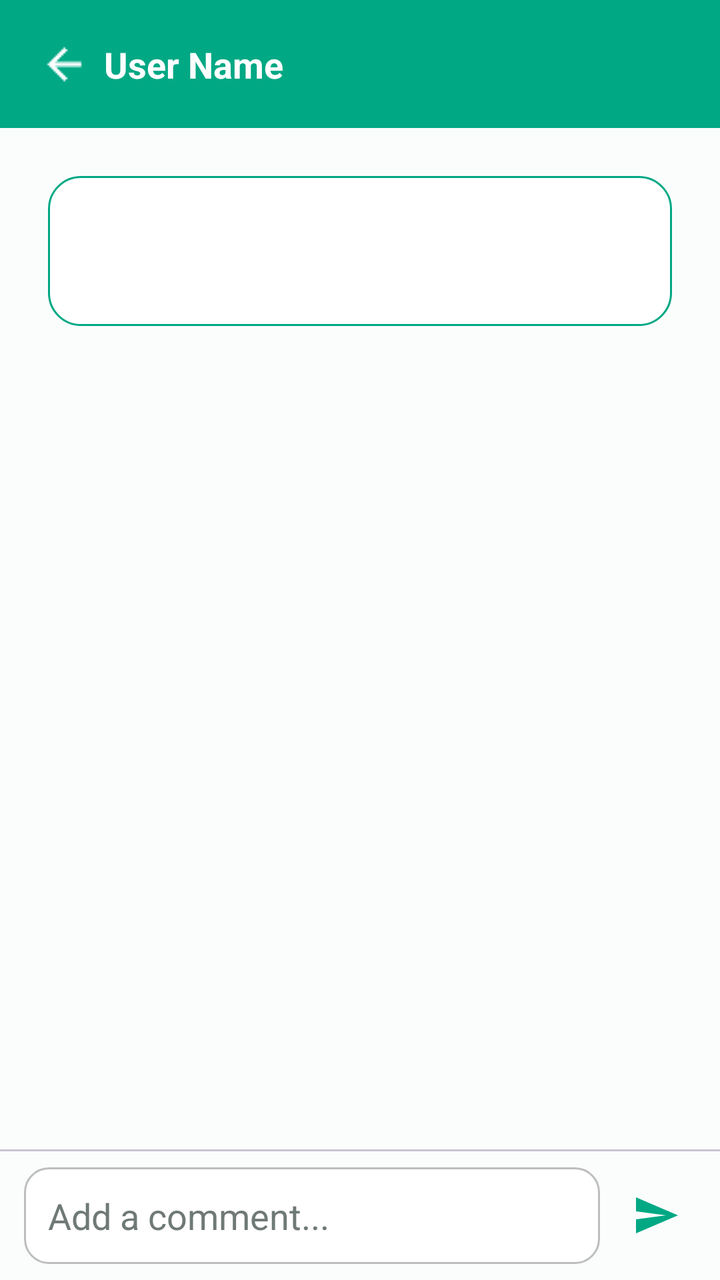
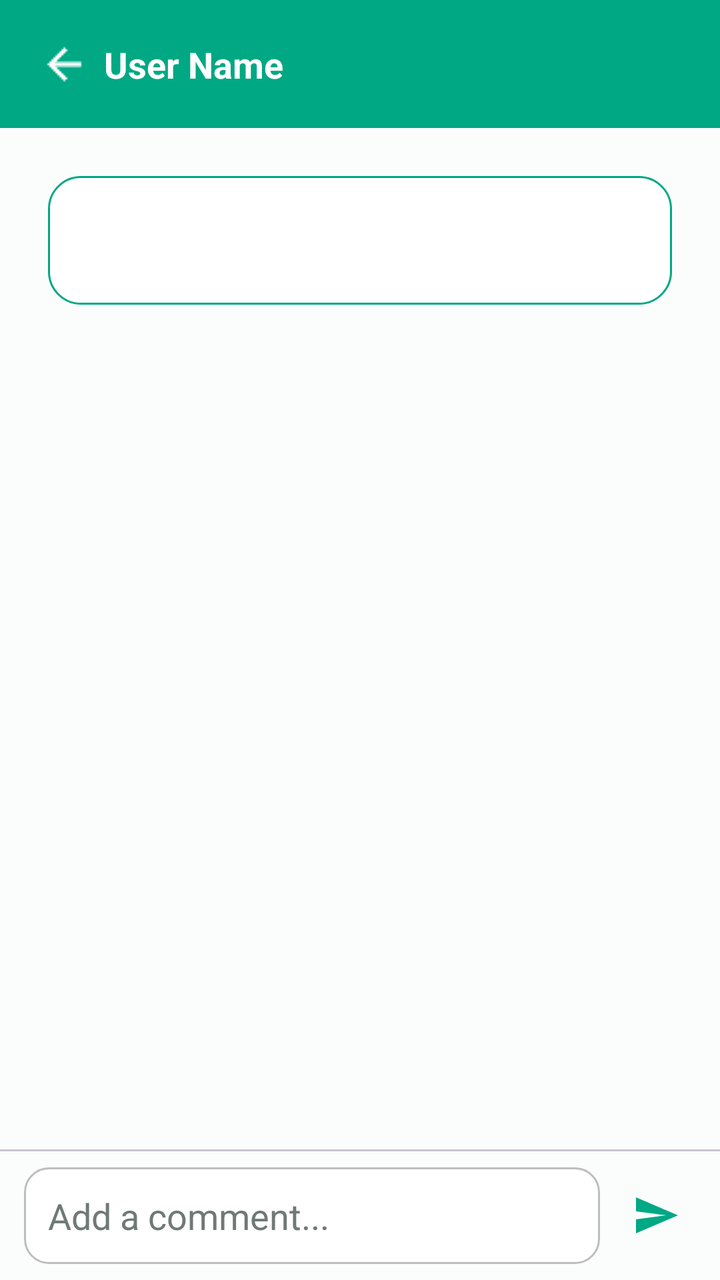

Screens rendered from an Android XML layout before and after an edit, with the pre-edit source and the edit as a unified diff.
<!-- AndroidManifest.xml: application theme Theme.GupShup -->
<!-- res/layout/activity_status_story.xml -->
<?xml version="1.0" encoding="utf-8"?>
<androidx.constraintlayout.widget.ConstraintLayout
    xmlns:android="http://schemas.android.com/apk/res/android"
    xmlns:app="http://schemas.android.com/apk/res-auto"
    android:id="@+id/storyRoot"
    android:layout_width="match_parent"
    android:layout_height="match_parent"
    android:background="?attr/colorSurface">

    
    <com.google.android.material.appbar.MaterialToolbar
        android:id="@+id/storyToolbar"
        android:layout_width="0dp"
        android:layout_height="?attr/actionBarSize"
        android:background="?attr/colorPrimary"
        app:layout_constraintTop_toTopOf="parent"
        app:layout_constraintStart_toStartOf="parent"
        app:layout_constraintEnd_toEndOf="parent"/>

    
    <ImageButton
        android:id="@+id/backButton"
        android:layout_width="40dp"
        android:layout_height="40dp"
        android:layout_marginStart="12dp"
        android:background="?attr/selectableItemBackgroundBorderless"
        android:padding="8dp"
        android:src="@drawable/ic_back"
        android:contentDescription="Back"
        app:tint="?attr/colorOnPrimary"
        app:layout_constraintTop_toTopOf="@id/storyToolbar"
        app:layout_constraintBottom_toBottomOf="@id/storyToolbar"
        app:layout_constraintStart_toStartOf="parent" />

    
    <TextView
        android:id="@+id/userNameTextView"
        android:layout_width="wrap_content"
        android:layout_height="wrap_content"
        android:text="User Name"
        android:textColor="?attr/colorOnPrimary"
        android:textStyle="bold"
        android:textSize="18sp"
        app:layout_constraintStart_toEndOf="@id/backButton"
        app:layout_constraintTop_toTopOf="@id/backButton"
        app:layout_constraintBottom_toBottomOf="@id/backButton"/>

    
    <ImageButton
        android:id="@+id/deleteStatusButton"
        android:layout_width="40dp"
        android:layout_height="40dp"
        android:layout_marginEnd="12dp"
        android:background="?attr/selectableItemBackgroundBorderless"
        android:padding="8dp"
        android:src="@drawable/ic_delete"
        android:contentDescription="Delete"
        android:visibility="gone"
        app:tint="?attr/colorOnPrimary"
        app:layout_constraintEnd_toEndOf="parent"
        app:layout_constraintTop_toTopOf="@id/backButton"
        app:layout_constraintBottom_toBottomOf="@id/backButton" />

    
    <TextView
        android:id="@+id/statusTextView"
        android:layout_width="0dp"
        android:layout_height="wrap_content"
        android:layout_margin="24dp"
        android:textColor="?attr/colorOnSurface"
        android:textSize="20sp"
        android:textStyle="bold"
        android:gravity="center"
        android:background="@drawable/bg_status_bubble"
        android:padding="24dp"
        app:layout_constraintTop_toBottomOf="@id/storyToolbar"
        app:layout_constraintStart_toStartOf="parent"
        app:layout_constraintEnd_toEndOf="parent" />

    
    <TextView
        android:id="@+id/timestampTextView"
        android:layout_width="wrap_content"
        android:layout_height="wrap_content"
        android:textColor="?attr/colorOutline"
        android:textSize="14sp"
        android:layout_marginEnd="16dp"
        android:layout_marginTop="4dp"
        app:layout_constraintTop_toBottomOf="@id/statusTextView"
        app:layout_constraintEnd_toEndOf="parent" />

    
    <androidx.recyclerview.widget.RecyclerView
        android:id="@+id/commentsRecyclerView"
        android:layout_width="0dp"
        android:layout_height="0dp"
        android:padding="8dp"
        app:layout_constraintTop_toBottomOf="@id/timestampTextView"
        app:layout_constraintBottom_toTopOf="@id/commentDivider"
        app:layout_constraintStart_toStartOf="parent"
        app:layout_constraintEnd_toEndOf="parent" />

    
    <View
        android:id="@+id/commentDivider"
        android:layout_width="0dp"
        android:layout_height="1dp"
        android:background="?attr/colorOutlineVariant"
        app:layout_constraintBottom_toTopOf="@id/commentInputLayout"
        app:layout_constraintStart_toStartOf="parent"
        app:layout_constraintEnd_toEndOf="parent" />

    
    <LinearLayout
        android:id="@+id/commentInputLayout"
        android:layout_width="0dp"
        android:layout_height="wrap_content"
        android:orientation="horizontal"
        android:gravity="center_vertical"
        android:paddingHorizontal="12dp"
        android:paddingVertical="8dp"
        android:background="?attr/colorSurface"
        app:layout_constraintBottom_toBottomOf="parent"
        app:layout_constraintStart_toStartOf="parent"
        app:layout_constraintEnd_toEndOf="parent">

        <EditText
            android:id="@+id/commentEditText"
            android:layout_width="0dp"
            android:layout_height="wrap_content"
            android:layout_weight="1"
            android:hint="Add a comment..."
            android:textColorHint="?attr/colorOutline"
            android:textColor="?attr/colorOnSurface"
            android:background="@drawable/bg_comment_input"
            android:padding="12dp"/>

        <ImageButton
            android:id="@+id/sendCommentButton"
            android:layout_width="40dp"
            android:layout_height="40dp"
            android:layout_marginStart="8dp"
            android:src="@drawable/ic_send"
            android:contentDescription="Send"
            android:background="?attr/selectableItemBackgroundBorderless"
            app:tint="?attr/colorPrimary"/>
    </LinearLayout>

</androidx.constraintlayout.widget.ConstraintLayout>
<!-- resources referenced by this layout -->
<resources>
  <!-- drawable bg_comment_input (drawable) -->
  <?xml version="1.0" encoding="utf-8"?>
  <shape xmlns:android="http://schemas.android.com/apk/res/android"
      android:shape="rectangle">
  
      <solid android:color="@android:color/white" />
      <stroke android:width="1dp" android:color="#BDBDBD" />
      <corners android:radius="12dp" />
      <padding
          android:left="8dp"
          android:top="8dp"
          android:right="8dp"
          android:bottom="8dp" />
  </shape>
  <!-- drawable bg_status_bubble (drawable) -->
  <?xml version="1.0" encoding="utf-8"?>
  <shape xmlns:android="http://schemas.android.com/apk/res/android" android:shape="rectangle">
      <solid android:color="@android:color/white" />
      <corners android:radius="16dp" />
      <padding
          android:left="16dp"
          android:top="12dp"
          android:right="16dp"
          android:bottom="12dp" />
      <stroke android:width="1dp" android:color="@color/colorPrimary" />
  </shape>
  <!-- drawable ic_send (drawable) -->
  <?xml version="1.0" encoding="utf-8"?>
  <vector xmlns:android="http://schemas.android.com/apk/res/android"
      android:width="24dp"
      android:height="24dp"
      android:viewportWidth="24"
      android:viewportHeight="24">
      <path
          android:fillColor="@color/colorPrimary"
          android:pathData="M2.01,21L23,12 2.01,3 2,10 17,12 2,14z"/>
  </vector>
  <color name="colorPrimary">#00A884</color>
  <color name="onPrimary">#FFFFFF</color>
  <color name="colorPrimaryContainer">#D0F8EC</color>
  <color name="onPrimaryContainer">#00201A</color>
  <color name="colorSecondary">#4A635D</color>
  <color name="onSecondary">#FFFFFF</color>
  <color name="colorSecondaryContainer">#CCE8E0</color>
  <color name="onSecondaryContainer">#05201A</color>
  <color name="colorTertiary">#4B607C</color>
  <color name="onTertiary">#FFFFFF</color>
  <color name="colorTertiaryContainer">#D3E4FF</color>
  <color name="onTertiaryContainer">#041C35</color>
  <color name="background">#FFFFFF</color>
  <color name="surface">#FBFDFD</color>
  <color name="surfaceVariant">#DBE5E0</color>
  <color name="onSurface">#191C1B</color>
  <color name="onSurfaceVariant">#3F4946</color>
  <color name="outline">#6F7976</color>
  <color name="colorSurfaceContainer">#F0F4F3</color>
  <color name="colorSurfaceContainerLow">#F6FBF9</color>
  <color name="error">#BA1A1A</color>
  <color name="onError">#FFFFFF</color>
  <color name="errorContainer">#FFDAD6</color>
  <color name="onErrorContainer">#410002</color>
  <!-- unchanged entries left out for length: 3 -->
</resources>

<!-- the commit's change to res/layout/activity_status_story.xml (unified diff, before → after) -->
@@ -62,18 +62,32 @@
         app:layout_constraintBottom_toBottomOf="@id/backButton" />
 
     
+    <com.google.android.material.imageview.ShapeableImageView
+        android:id="@+id/statusImageView"
+        android:layout_width="0dp"
+        android:layout_height="240dp"
+        android:layout_marginHorizontal="24dp"
+        android:layout_marginTop="16dp"
+        android:scaleType="centerCrop"
+        android:visibility="gone"
+        app:shapeAppearanceOverlay="@style/ShapeAppearance.Material3.Corner.Medium"
+        app:layout_constraintTop_toBottomOf="@id/storyToolbar"
+        app:layout_constraintStart_toStartOf="parent"
+        app:layout_constraintEnd_toEndOf="parent" />
+
+    
     <TextView
         android:id="@+id/statusTextView"
         android:layout_width="0dp"
         android:layout_height="wrap_content"
         android:layout_margin="24dp"
         android:textColor="?attr/colorOnSurface"
-        android:textSize="20sp"
+        android:textSize="18sp"
         android:textStyle="bold"
         android:gravity="center"
         android:background="@drawable/bg_status_bubble"
-        android:padding="24dp"
-        app:layout_constraintTop_toBottomOf="@id/storyToolbar"
+        android:padding="20dp"
+        app:layout_constraintTop_toBottomOf="@id/statusImageView"
         app:layout_constraintStart_toStartOf="parent"
         app:layout_constraintEnd_toEndOf="parent" />
 
